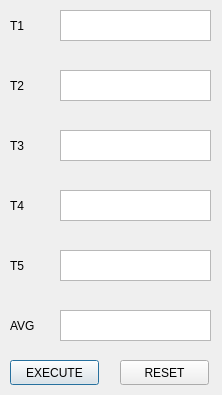
Before: the Qt Designer form uialgo1.ui in JSlaig/ARCO2020-p3, drawn with Qt 5.
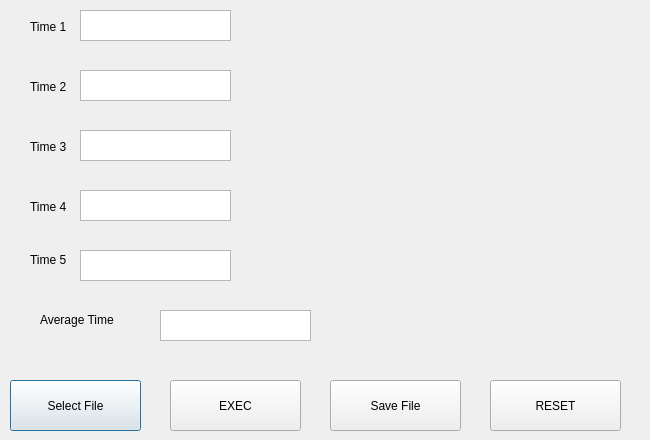
After: the same form once the commit is applied.

Patch:
```diff
--- a/uialgo1.ui
+++ b/uialgo1.ui
@@ -6,183 +6,206 @@
    <rect>
     <x>0</x>
     <y>0</y>
-    <width>222</width>
-    <height>395</height>
+    <width>650</width>
+    <height>440</height>
    </rect>
   </property>
   <property name="windowTitle">
    <string>Dialog</string>
   </property>
-  <widget class="QLabel" name="label_6">
+  <widget class="QPushButton" name="Algo1butt_OpenFile">
    <property name="geometry">
     <rect>
      <x>10</x>
-     <y>310</y>
-     <width>31</width>
-     <height>31</height>
+     <y>380</y>
+     <width>131</width>
+     <height>51</height>
     </rect>
    </property>
    <property name="text">
-    <string>AVG</string>
+    <string>Select File</string>
    </property>
   </widget>
-  <widget class="QTextEdit" name="time1">
+  <widget class="QPushButton" name="Algo1butt_DestinationFolder">
    <property name="geometry">
     <rect>
-     <x>60</x>
-     <y>10</y>
-     <width>151</width>
-     <height>31</height>
+     <x>330</x>
+     <y>380</y>
+     <width>131</width>
+     <height>51</height>
     </rect>
    </property>
-  </widget>
-  <widget class="QTextEdit" name="averageTime">
-   <property name="geometry">
-    <rect>
-     <x>60</x>
-     <y>310</y>
-     <width>151</width>
-     <height>31</height>
-    </rect>
+   <property name="text">
+    <string>Save File</string>
    </property>
   </widget>
-  <widget class="QTextEdit" name="time2">
+  <widget class="QLabel" name="label">
    <property name="geometry">
     <rect>
-     <x>60</x>
-     <y>70</y>
-     <width>151</width>
-     <height>31</height>
+     <x>30</x>
+     <y>20</y>
+     <width>47</width>
+     <height>13</height>
     </rect>
    </property>
-  </widget>
-  <widget class="QTextEdit" name="time3">
-   <property name="geometry">
-    <rect>
-     <x>60</x>
-     <y>130</y>
-     <width>151</width>
-     <height>31</height>
-    </rect>
+   <property name="text">
+    <string>Time 1</string>
    </property>
   </widget>
   <widget class="QLabel" name="label_2">
    <property name="geometry">
     <rect>
-     <x>10</x>
-     <y>70</y>
-     <width>31</width>
-     <height>31</height>
+     <x>30</x>
+     <y>80</y>
+     <width>47</width>
+     <height>13</height>
     </rect>
    </property>
    <property name="text">
-    <string>T2</string>
-   </property>
-  </widget>
-  <widget class="QTextEdit" name="time4">
-   <property name="geometry">
-    <rect>
-     <x>60</x>
-     <y>190</y>
-     <width>151</width>
-     <height>31</height>
-    </rect>
-   </property>
-  </widget>
-  <widget class="QLabel" name="label_4">
-   <property name="geometry">
-    <rect>
-     <x>10</x>
-     <y>190</y>
-     <width>31</width>
-     <height>31</height>
-    </rect>
-   </property>
-   <property name="text">
-    <string>T4</string>
+    <string>Time 2</string>
    </property>
   </widget>
   <widget class="QLabel" name="label_3">
    <property name="geometry">
     <rect>
-     <x>10</x>
-     <y>130</y>
-     <width>31</width>
-     <height>31</height>
+     <x>30</x>
+     <y>140</y>
+     <width>47</width>
+     <height>13</height>
     </rect>
    </property>
    <property name="text">
-    <string>T3</string>
+    <string>Time 3</string>
+   </property>
+  </widget>
+  <widget class="QLabel" name="label_4">
+   <property name="geometry">
+    <rect>
+     <x>30</x>
+     <y>200</y>
+     <width>47</width>
+     <height>13</height>
+    </rect>
+   </property>
+   <property name="text">
+    <string>Time 4</string>
    </property>
   </widget>
   <widget class="QLabel" name="label_5">
    <property name="geometry">
     <rect>
-     <x>10</x>
+     <x>30</x>
      <y>250</y>
-     <width>31</width>
-     <height>31</height>
+     <width>47</width>
+     <height>20</height>
     </rect>
    </property>
    <property name="text">
-    <string>T5</string>
+    <string>Time 5</string>
    </property>
   </widget>
-  <widget class="QLabel" name="label">
+  <widget class="QLabel" name="label_6">
    <property name="geometry">
     <rect>
-     <x>10</x>
-     <y>10</y>
-     <width>31</width>
-     <height>31</height>
+     <x>40</x>
+     <y>310</y>
+     <width>91</width>
+     <height>20</height>
     </rect>
    </property>
    <property name="text">
-    <string>T1</string>
+    <string>Average Time</string>
+   </property>
+  </widget>
+  <widget class="QTextEdit" name="time3">
+   <property name="geometry">
+    <rect>
+     <x>80</x>
+     <y>130</y>
+     <width>151</width>
+     <height>31</height>
+    </rect>
+   </property>
+  </widget>
+  <widget class="QTextEdit" name="time2">
+   <property name="geometry">
+    <rect>
+     <x>80</x>
+     <y>70</y>
+     <width>151</width>
+     <height>31</height>
+    </rect>
    </property>
   </widget>
   <widget class="QTextEdit" name="time5">
    <property name="geometry">
     <rect>
-     <x>60</x>
+     <x>80</x>
      <y>250</y>
      <width>151</width>
      <height>31</height>
     </rect>
    </property>
   </widget>
-  <widget class="QPushButton" name="execute">
+  <widget class="QTextEdit" name="time1">
+   <property name="enabled">
+    <bool>true</bool>
+   </property>
    <property name="geometry">
     <rect>
-     <x>10</x>
-     <y>360</y>
-     <width>89</width>
-     <height>25</height>
+     <x>80</x>
+     <y>10</y>
+     <width>151</width>
+     <height>31</height>
     </rect>
    </property>
-   <property name="cursor">
-    <cursorShape>PointingHandCursor</cursorShape>
+  </widget>
+  <widget class="QTextEdit" name="time4">
+   <property name="geometry">
+    <rect>
+     <x>80</x>
+     <y>190</y>
+     <width>151</width>
+     <height>31</height>
+    </rect>
    </property>
-   <property name="text">
-    <string>EXECUTE</string>
+  </widget>
+  <widget class="QTextEdit" name="averageTime">
+   <property name="geometry">
+    <rect>
+     <x>160</x>
+     <y>310</y>
+     <width>151</width>
+     <height>31</height>
+    </rect>
    </property>
   </widget>
   <widget class="QPushButton" name="reset">
    <property name="geometry">
     <rect>
-     <x>120</x>
-     <y>360</y>
-     <width>89</width>
-     <height>25</height>
+     <x>490</x>
+     <y>380</y>
+     <width>131</width>
+     <height>51</height>
     </rect>
    </property>
-   <property name="cursor">
-    <cursorShape>PointingHandCursor</cursorShape>
-   </property>
    <property name="text">
     <string>RESET</string>
    </property>
   </widget>
+  <widget class="QPushButton" name="EXECUTION">
+   <property name="geometry">
+    <rect>
+     <x>170</x>
+     <y>380</y>
+     <width>131</width>
+     <height>51</height>
+    </rect>
+   </property>
+   <property name="text">
+    <string>EXEC</string>
+   </property>
+  </widget>
  </widget>
  <resources/>
  <connections/>
```
